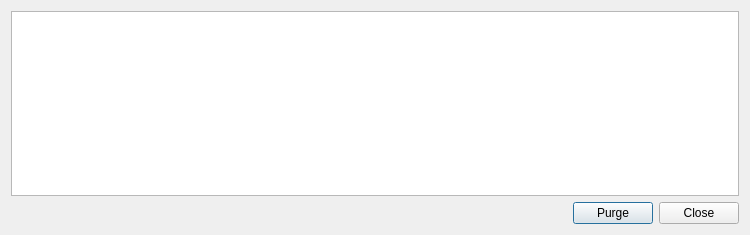
Old version of the form src/libkstapp/datamanager.ui in the repository Kst-plot/kst.
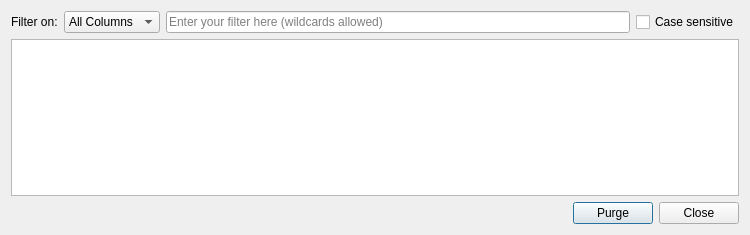
New version of the form.

Commit message: Add filtering to the data manager. I thought it would be more difficult, but it turns out that Qt is really great and it was actually quite easy. There is however a potential for crashes. I think I handled everything but a thorough code review and some testing would be really appreaciated!

The edit to the form file:
```diff
--- a/src/libkstapp/datamanager.ui
+++ b/src/libkstapp/datamanager.ui
@@ -13,8 +13,65 @@
   <property name="windowTitle">
    <string>Data Manager</string>
   </property>
-  <layout class="QGridLayout" name="gridLayout">
-   <item row="0" column="0" colspan="3">
+  <layout class="QVBoxLayout" name="verticalLayout">
+   <item>
+    <layout class="QHBoxLayout" name="horizontalLayout">
+     <item>
+      <widget class="QLabel" name="label">
+       <property name="text">
+        <string>Filter on:</string>
+       </property>
+      </widget>
+     </item>
+     <item>
+      <widget class="QComboBox" name="_filterColumn">
+       <item>
+        <property name="text">
+         <string>All Columns</string>
+        </property>
+       </item>
+       <item>
+        <property name="text">
+         <string>Name</string>
+        </property>
+       </item>
+       <item>
+        <property name="text">
+         <string>Type</string>
+        </property>
+       </item>
+       <item>
+        <property name="text">
+         <string>Samples</string>
+        </property>
+       </item>
+       <item>
+        <property name="text">
+         <string>Properties</string>
+        </property>
+       </item>
+      </widget>
+     </item>
+     <item>
+      <widget class="QLineEdit" name="_filterText">
+       <property name="focusPolicy">
+        <enum>Qt::ClickFocus</enum>
+       </property>
+       <property name="placeholderText">
+        <string>Enter your filter here (wildcards allowed)</string>
+       </property>
+      </widget>
+     </item>
+     <item>
+      <widget class="QCheckBox" name="_caseSensitive">
+       <property name="text">
+        <string>Case sensitive</string>
+       </property>
+      </widget>
+     </item>
+    </layout>
+   </item>
+   <item>
     <widget class="QSplitter" name="_splitter">
      <property name="layoutDirection">
       <enum>Qt::LeftToRight</enum>
@@ -38,7 +95,9 @@
      </widget>
     </widget>
    </item>
-   <item row="1" column="0">
+   <item>
+    <layout class="QHBoxLayout" name="horizontalLayout_2">
+     <item>
     <spacer name="horizontalSpacer">
      <property name="orientation">
       <enum>Qt::Horizontal</enum>
@@ -51,14 +110,14 @@
      </property>
     </spacer>
    </item>
-   <item row="1" column="1">
+     <item>
     <widget class="QPushButton" name="_purge">
      <property name="text">
       <string>Purge</string>
      </property>
     </widget>
    </item>
-   <item row="1" column="2">
+     <item>
     <widget class="QDialogButtonBox" name="_buttonBox">
      <property name="sizePolicy">
       <sizepolicy hsizetype="Fixed" vsizetype="Fixed">
@@ -73,6 +132,8 @@
       <set>QDialogButtonBox::Close</set>
      </property>
     </widget>
+     </item>
+    </layout>
    </item>
   </layout>
  </widget>
```
Lines whose indentation alone changed are shown as unchanged. The commit also changes 2 other files.
